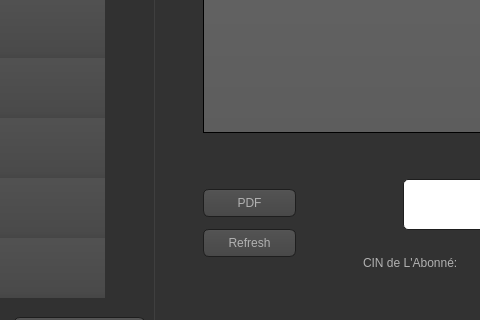
First picture: the form in yassine/mainwindow.ui, repository hanenjabnoun-Esprit-2019/Smart_Pastry_Shop_2A26, before the edit; both pictures show x 86 to 566 and y 270 to 590 of the 1019 by 678 pixel window.
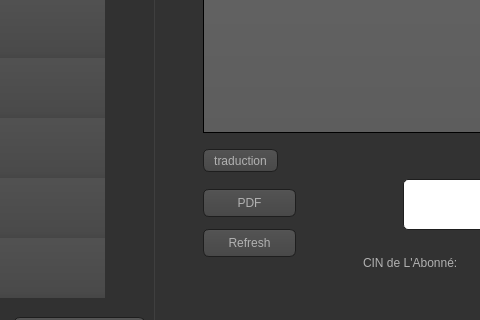
Second picture: the form after the edit. The open tabs and pages were chosen to show the change. Icons and pictures are not drawn.

The edit to the form file:
```diff
--- a/yassine/mainwindow.ui
+++ b/yassine/mainwindow.ui
@@ -6608,6 +6608,19 @@
          <bool>true</bool>
         </property>
        </widget>
+       <widget class="QPushButton" name="traduction">
+        <property name="geometry">
+         <rect>
+          <x>50</x>
+          <y>290</y>
+          <width>75</width>
+          <height>23</height>
+         </rect>
+        </property>
+        <property name="text">
+         <string>traduction</string>
+        </property>
+       </widget>
       </widget>
       <widget class="QWidget" name="tab_35">
        <attribute name="title">
```
Left out of the diff: 2 changed lines with no effect on the pictures.
